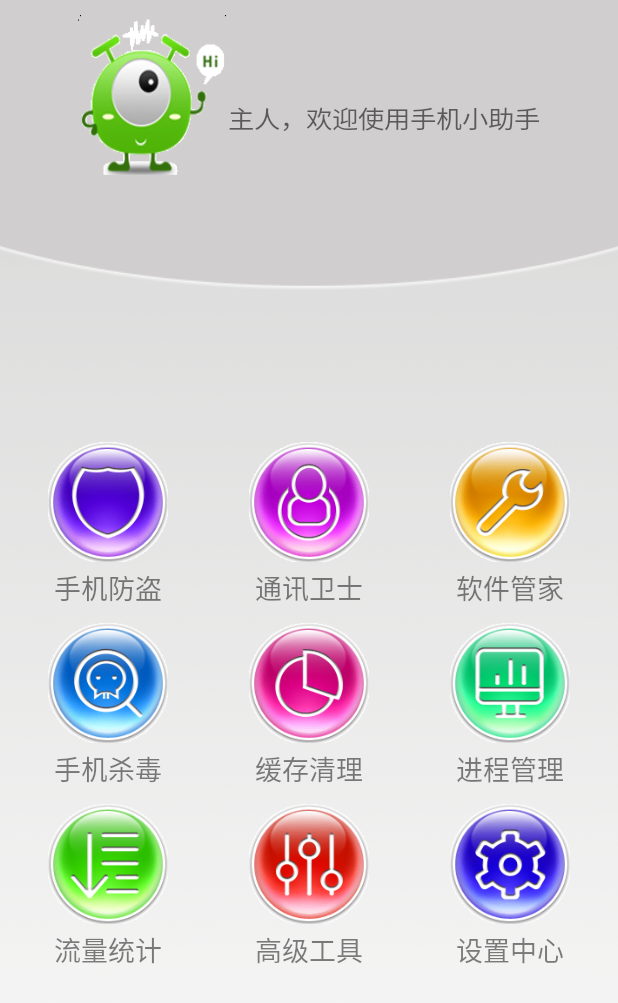
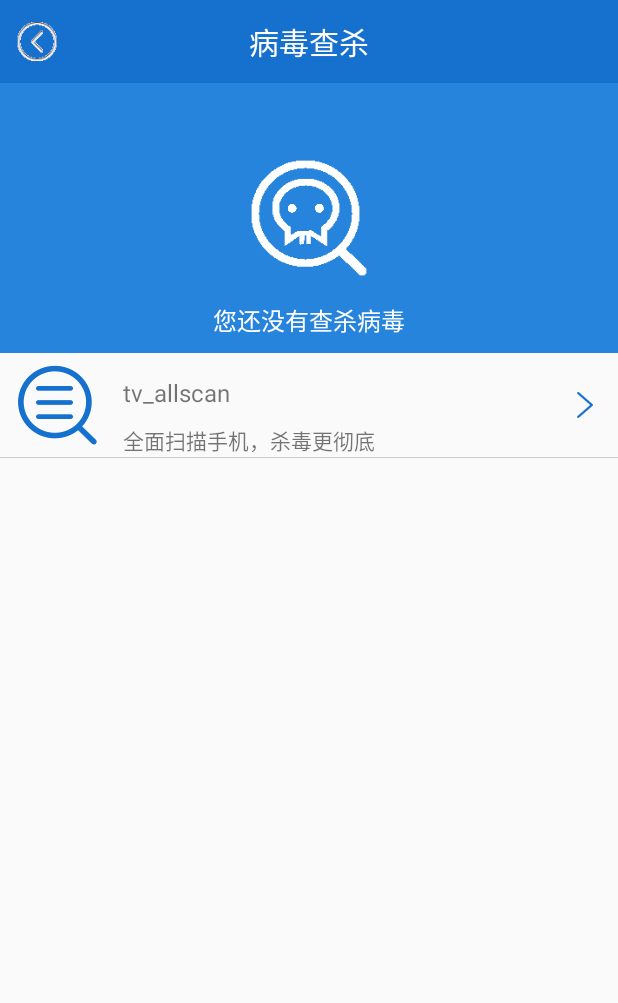
Before and after one commit to tocongshanghai/-, an Android app: the screen it shows after launch (HomeActivity before the commit, VirusScanActivity after it), after a tap on "手机杀毒", on a phone screen of 412 x 824 dp. Shown: the top 1003 px of the screen. Run offline under Robolectric (Android 15) with nearby library versions, the phone set to English and light mode, and no system bars.

Commit message:
完成一部分

```diff
--- a/mobilesafe/mymobilesafe/src/main/java/com/tocong/mymobilesafe/HomeActivity.java
+++ b/mobilesafe/mymobilesafe/src/main/java/com/tocong/mymobilesafe/HomeActivity.java
@@ -21,6 +21,7 @@ import com.tocong.mymobilesafe.chapter02.utils.MD5Utils;
 import com.tocong.mymobilesafe.chapter03.SecurityPhoneActivity;
 import com.tocong.mymobilesafe.chapter01.adapyer.HomeAdapter;
 import com.tocong.mymobilesafe.chapter04.AppMnaagerActivity;
+import com.tocong.mymobilesafe.chapter05.VirusScanActivity;
 
 public class HomeActivity extends Activity {
     private GridView gv_home;
@@ -57,6 +58,7 @@ private ComponentName componentName;//申请权限
                         startActivity(AppMnaagerActivity.class);
                         break;
                     case 3:
+                        startActivity(VirusScanActivity.class);
                         break;
 
                     case 4:
--- /dev/null
+++ b/mobilesafe/mymobilesafe/src/main/java/com/tocong/mymobilesafe/chapter05/VirusScanActivity.java
@@ -0,0 +1,96 @@
+package com.tocong.mymobilesafe.chapter05;
+
+import android.app.Activity;
+import android.content.Intent;
+import android.content.SharedPreferences;
+import android.support.v7.app.AppCompatActivity;
+import android.os.Bundle;
+import android.util.Log;
+import android.view.View;
+import android.widget.ImageView;
+import android.widget.TextView;
+
+import com.tocong.mymobilesafe.MainActivity;
+import com.tocong.mymobilesafe.R;
+
+import java.io.File;
+import java.io.FileOutputStream;
+import java.io.IOException;
+import java.io.InputStream;
+
+public class VirusScanActivity extends Activity implements View.OnClickListener {
+    private TextView mLastTimeTV;
+    private SharedPreferences mSharedPreferences;
+
+    @Override
+    protected void onCreate(Bundle savedInstanceState) {
+        super.onCreate(savedInstanceState);
+        setContentView(R.layout.activity_virusscan);
+        mSharedPreferences = getSharedPreferences("config", MODE_PRIVATE);
+copyDB("antivirus.db");
+        initView();
+    }
+
+    @Override
+    protected void onResume() {
+        super.onResume();
+        String lastVirusScanTime=mSharedPreferences.getString("lastVirusScan","您还没有查杀病毒");
+        mLastTimeTV.setText(lastVirusScanTime);
+    }
+/*
+    * 拷贝数据库
+    * */
+
+    private void copyDB(final String dbname) {
+        new Thread() {
+            @Override
+            public void run() {
+                super.run();
+                File file = new File(getFilesDir(), dbname);
+                if (file.exists() && file.length() > 0) {
+                    Log.i("VirusActivity", "数据库存在");
+                    return;
+                }
+                try {
+                    InputStream inputStream = getAssets().open(dbname);
+                    FileOutputStream fileOutputStream = openFileOutput(dbname, MODE_PRIVATE);
+                    byte[] buffer = new byte[1024];
+                    int len = 0;
+                    while ((len = inputStream.read(buffer)) != -1) {
+                        fileOutputStream.write(buffer, 0, len);
+                    }
+                    inputStream.close();
+                    fileOutputStream.close();
+                } catch (IOException e) {
+                    e.printStackTrace();
+                }
+            }
+        }.start();
+    }
+
+
+    private void initView() {
+        findViewById(R.id.rl_titlebar).setBackgroundColor(
+                getResources().getColor(R.color.light_blue));
+        ImageView mLeftImgv = (ImageView) findViewById(R.id.imgv_leftbtn);
+        ((TextView) findViewById(R.id.tv_title)).setText("病毒查杀");
+        mLeftImgv.setOnClickListener(this);
+        mLeftImgv.setImageResource(R.mipmap.back);
+        mLastTimeTV = (TextView) findViewById(R.id.tv_lastscantime);
+        findViewById(R.id.rl_allscanvirus).setOnClickListener(this);
+
+
+    }
+
+    @Override
+    public void onClick(View v) {
+        switch (v.getId()){
+            case R.id.imgv_leftbtn:
+                finish();
+                break;
+            case R.id.rl_allscanvirus:
+                startActivity(new Intent(this, MainActivity.class));
+                break;
+        }
+    }
+}
--- /dev/null
+++ b/mobilesafe/mymobilesafe/src/main/res/drawable/cancle_scan_btn_selector.xml
@@ -0,0 +1,6 @@
+<?xml version="1.0" encoding="utf-8"?>
+<selector xmlns:android="http://schemas.android.com/apk/res/android">
+<item android:state_pressed="true" android:drawable="@drawable/cancle_scan_p"/>
+    <item android:state_pressed="false" android:drawable="@drawable/cancle_scan_n"/>
+
+</selector>
--- /dev/null
+++ b/mobilesafe/mymobilesafe/src/main/res/layout/activity_virusscan.xml
@@ -0,0 +1,85 @@
+<?xml version="1.0" encoding="utf-8"?>
+<LinearLayout xmlns:android="http://schemas.android.com/apk/res/android"
+    xmlns:tools="http://schemas.android.com/tools"
+    android:layout_width="match_parent"
+    android:layout_height="match_parent"
+    android:orientation="vertical"
+    tools:context="com.tocong.mymobilesafe.chapter05.VirusScanActivity">
+
+
+    <include layout="@layout/titlebar" />
+
+    <RelativeLayout
+        android:layout_width="match_parent"
+        android:layout_height="180dp"
+        android:background="@color/blue">
+
+        <ImageView
+            android:layout_width="80dp"
+            android:layout_height="80dp"
+            android:layout_centerInParent="true"
+            android:background="@mipmap/virusscan_icon" />
+
+        <TextView
+            android:id="@+id/tv_lastscantime"
+            style="@style/textview16sp"
+            android:layout_alignParentBottom="true"
+            android:layout_centerHorizontal="true"
+            android:layout_marginBottom="10dp"
+            android:text="上一次查杀时间"
+            android:textColor="@color/white" />
+
+    </RelativeLayout>
+
+
+    <RelativeLayout
+        android:id="@+id/rl_allscanvirus"
+        android:layout_width="match_parent"
+        android:layout_height="70dp"
+
+        >
+
+        <ImageView
+            android:id="@+id/imgv_quickscan"
+            style="@style/wrapcontent"
+            android:layout_alignParentLeft="true"
+            android:layout_centerVertical="true"
+            android:layout_marginLeft="10dp"
+            android:background="@mipmap/quickscan_icon" />
+
+        <TextView
+            android:id="@+id/tv_allscan"
+            style="@style/textview16sp"
+            android:layout_marginLeft="15dp"
+            android:layout_marginTop="15dp"
+            android:layout_toRightOf="@id/imgv_quickscan"
+            android:text="tv_allscan" />
+
+        <TextView
+            style="@style/textview14sp"
+            android:layout_below="@+id/tv_allscan"
+            android:layout_marginLeft="15dp"
+            android:layout_marginTop="10dp"
+            android:layout_toRightOf="@+id/imgv_quickscan"
+            android:text="全面扫描手机，杀毒更彻底"
+
+            />
+
+        <View
+            android:layout_width="13dp"
+            android:layout_height="20dp"
+            android:background="@mipmap/rightarrow_blue"
+            android:layout_alignParentRight="true"
+            android:layout_centerVertical="true"
+            android:layout_marginRight="15dp"
+            />
+
+        <View
+            android:layout_width="match_parent"
+            android:layout_height="1.0px"
+            android:background="@color/black30"
+            android:layout_alignParentBottom="true"
+
+            />
+    </RelativeLayout>
+</LinearLayout>
```
Also changed, not shown: mobilesafe/mymobilesafe/src/main/AndroidManifest.xml (+5 -3 lines), mobilesafe/mymobilesafe/src/main/java/com/tocong/mymobilesafe/chapter05/VirusScanSpeedActivity.java (added, +15 -0 lines), mobilesafe/mymobilesafe/src/main/java/com/tocong/mymobilesafe/chapter05/adapter/ScanVirusAdapter.java (added, +64 -0 lines), mobilesafe/mymobilesafe/src/main/java/com/tocong/mymobilesafe/chapter05/entity/ScanAppInfo.java (added, +54 -0 lines), mobilesafe/mymobilesafe/src/main/res/layout/activity_virusscanspeed.xml (added, +73 -0 lines), mobilesafe/mymobilesafe/src/main/assets/antivirus.db (added), mobilesafe/mymobilesafe/src/main/assets/china_Province_city.db (added), mobilesafe/mymobilesafe/src/main/res/drawable/cancle_scan_n.png (added), mobilesafe/mymobilesafe/src/main/res/drawable/cancle_scan_p.png (added), mobilesafe/mymobilesafe/src/main/res/mipmap-hdpi/quickscan_icon.png (added), mobilesafe/mymobilesafe/src/main/res/mipmap-hdpi/rightarrow_blue.png (added), mobilesafe/mymobilesafe/src/main/res/mipmap-hdpi/scanning_icon.png (added), mobilesafe/mymobilesafe/src/main/res/mipmap-hdpi/virusscan_icon.png (added), 1 other file.
